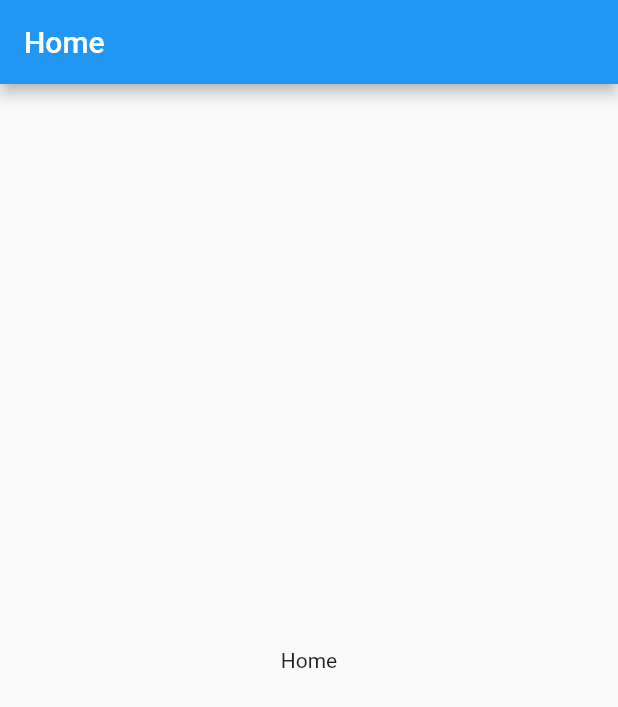
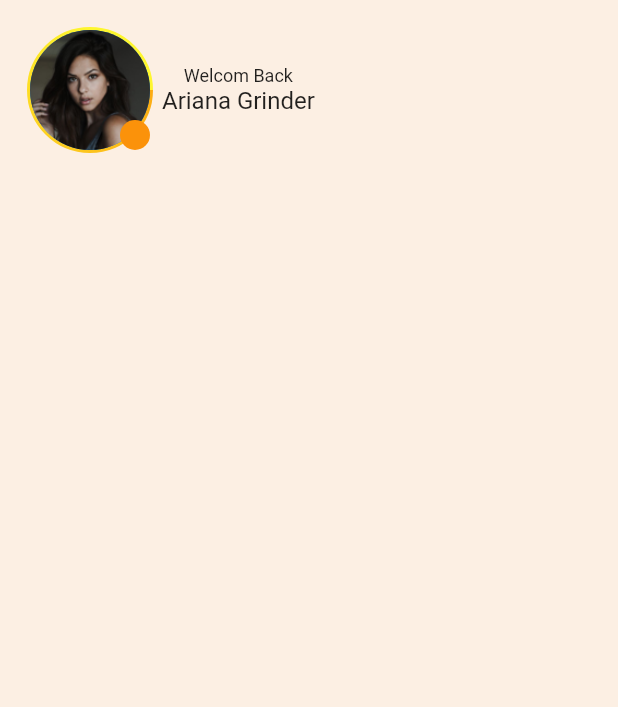
Before and after one commit to Swan1993/ui_app_maktab_khoneh, a Flutter app: the screen it shows after launch, on a phone screen of 412 x 824 dp. Shown: the top 707 px of the screen. Run offline on Flutter 3.47's test engine with Material 2 defaults, Android fonts, the light colour scheme and no system bars.

Commit message:
add assete and edite home page

```diff
--- a/lib/const/constant.dart
+++ b/lib/const/constant.dart
@@ -0,0 +1,32 @@
+import 'package:flutter/material.dart';
+
+//const color
+const scaffoldBackgroundColor = Color.fromRGBO(252, 239, 227, 1);
+const searchBarColor = Color.fromRGBO(252, 239, 227, 1);
+const titleColor = Color.fromRGBO(50, 31, 14, 1);
+const captionColor = Color.fromRGBO(50, 31, 14, 0.5);
+const surfaceTextColor = Color.fromRGBO(237, 167, 126, 1);
+const selectBtmNavColor = Color.fromRGBO(0, 0, 0, 1);
+const unSelectBtmNavColor = Color.fromRGBO(32, 14, 50, 1);
+const primaryColor = Color.fromRGBO(251, 146, 10, 1);
+List<Color> gradiantColor = [
+  primaryColor,
+  const Color.fromRGBO(254, 502, 47, 1),
+];
+
+//standard size
+const double zero = 0;
+const double small = 8.0;
+const double medium = 12.0;
+const double large = 24.0;
+const double xLarge = 48.0;
+const double bodymargin = 20.0;
+
+class Constant {
+  static const avatarTextStyle = TextStyle(
+    fontSize: medium,
+  );
+  static const avatarTextStyleName = TextStyle(
+    fontSize: 16.0,
+  );
+}
--- a/lib/home.dart
+++ b/lib/home.dart
@@ -1,15 +1,22 @@
 import 'package:flutter/material.dart';
+
+import 'package:ui_app_maktabkhoneh/const/constant.dart';
+import 'package:ui_app_maktabkhoneh/model/circle_avatar_model.dart';
+import 'package:ui_app_maktabkhoneh/screen/user_info.dart';
 
 class Home extends StatelessWidget {
   const Home({Key? key}) : super(key: key);
   @override
   Widget build(BuildContext context) {
-    return Scaffold(
-      appBar: AppBar(
-        title: const Text('Home'),
-      ),
-      body: const Center(
-        child: Text('Home'),
+    return const Scaffold(
+      backgroundColor: scaffoldBackgroundColor,
+      body: SafeArea(
+        child: SizedBox(
+          child: Column(
+            mainAxisAlignment: MainAxisAlignment.start,
+            children: [UserInfo()],
+          ),
+        ),
       ),
     );
   }
--- a/lib/main.dart
+++ b/lib/main.dart
@@ -1,4 +1,5 @@
 import 'package:flutter/material.dart';
+
 import 'package:ui_app_maktabkhoneh/home.dart';
 
 void main() {
--- /dev/null
+++ b/lib/model/circle_avatar_model.dart
@@ -0,0 +1,66 @@
+import 'dart:math' as math;
+import 'package:flutter/material.dart';
+
+class GradientCircleAvatar extends StatelessWidget {
+  final double radius;
+  final String backgroundImage;
+  final List<Color> gradientColors;
+
+  const GradientCircleAvatar({
+    super.key,
+    required this.radius,
+    required this.backgroundImage,
+    required this.gradientColors,
+  });
+
+  @override
+  Widget build(BuildContext context) {
+    return CustomPaint(
+      painter: _GradientCirclePainter(
+        radius: radius,
+        gradientColors: gradientColors,
+      ),
+      child: CircleAvatar(
+        radius: radius,
+        backgroundImage: AssetImage(backgroundImage),
+      ),
+    );
+  }
+}
+
+class _GradientCirclePainter extends CustomPainter {
+  final double radius;
+  final List<Color> gradientColors;
+
+  _GradientCirclePainter({
+    required this.radius,
+    required this.gradientColors,
+  });
+
+  @override
+  void paint(Canvas canvas, Size size) {
+    final center = Offset(size.width / 2, size.height / 2);
+    const startAngle = -math.pi / 2;
+    const sweepAngle = 2 * math.pi;
+
+    final gradient = SweepGradient(
+      startAngle: startAngle,
+      endAngle: startAngle + sweepAngle,
+      colors: gradientColors,
+    );
+
+    final rect = Rect.fromCircle(center: center, radius: radius);
+
+    final paint = Paint()
+      ..shader = gradient.createShader(rect)
+      ..style = PaintingStyle.stroke
+      ..strokeWidth = 4.0;
+
+    canvas.drawArc(rect, startAngle, sweepAngle, false, paint);
+  }
+
+  @override
+  bool shouldRepaint(covariant CustomPainter oldDelegate) {
+    return false;
+  }
+}
--- /dev/null
+++ b/lib/screen/user_info.dart
@@ -0,0 +1,53 @@
+import 'package:flutter/material.dart';
+import 'package:ui_app_maktabkhoneh/const/constant.dart';
+import 'package:ui_app_maktabkhoneh/model/circle_avatar_model.dart';
+
+class UserInfo extends StatelessWidget {
+  const UserInfo({
+    super.key,
+  });
+
+  @override
+  Widget build(BuildContext context) {
+    return Padding(
+      padding: const EdgeInsets.all(bodymargin),
+      child: Row(
+        children: [
+          Stack(
+            children: [
+              GradientCircleAvatar(
+                radius: 40,
+                backgroundImage: "assets/image/user.png",
+                gradientColors: gradiantColor,
+              ),
+              const Positioned(
+                bottom: zero,
+                right: zero,
+                child: CircleAvatar(
+                  radius: 10,
+                  backgroundColor: primaryColor,
+                ),
+              )
+            ],
+          ),
+          const Padding(
+            padding: EdgeInsets.only(left: small),
+            child: Column(
+              mainAxisAlignment: MainAxisAlignment.start,
+              children: [
+                Text(
+                  "Welcom Back",
+                  style: Constant.avatarTextStyle,
+                ),
+                Text(
+                  "Ariana Grinder",
+                  style: Constant.avatarTextStyleName,
+                ),
+              ],
+            ),
+          )
+        ],
+      ),
+    );
+  }
+}
```
Also changed, not shown: pubspec.yaml (+4 -3 lines), assets/icon/filter.svg (added), assets/icon/home.svg (added), assets/icon/profile.svg (added), assets/icon/star.svg (added), assets/icon/view.png (added), assets/image/africa.png (added), assets/image/china.png (added), assets/image/italy.png (added), assets/image/turkey.png (added), assets/image/user.png (added), assets/image/west.png (added).
